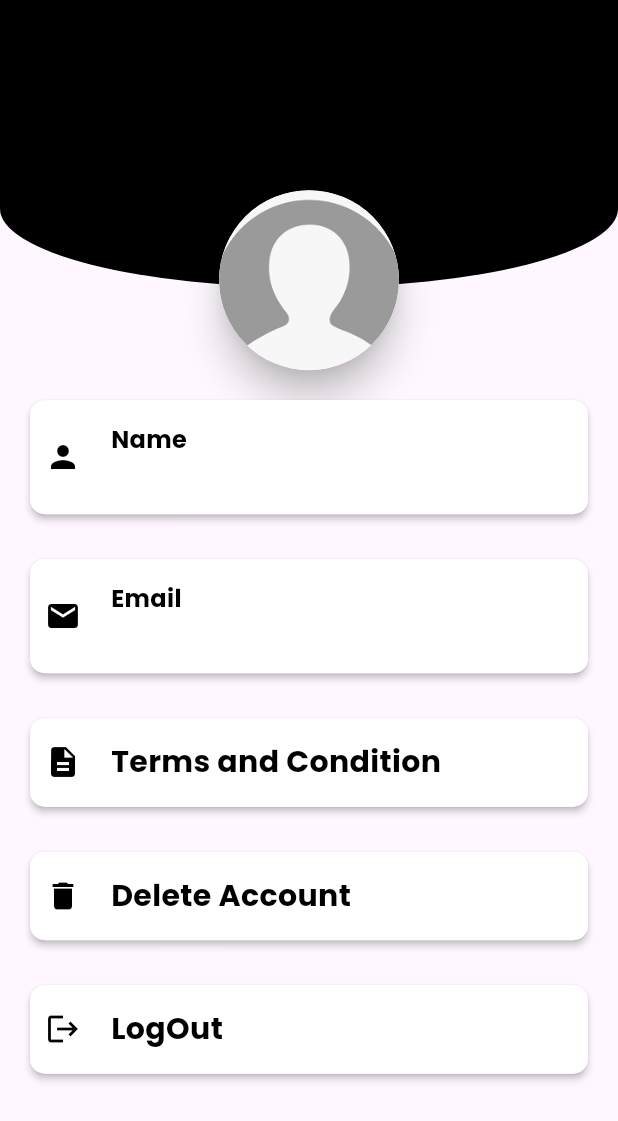
After one commit to prajapati-het/GymPal-A_Home_Fitness_App, a Flutter app: the Profile screen opened directly, on a phone screen of 412 x 824 dp. The commit adds this screen. Shown: the top 1121 px of the screen. Run offline on Flutter 3.47's test engine with Material 3 defaults, Android fonts, the phone set to English and light mode, and no system bars; our stand-ins replace carousel_slider, cloud_firestore, firebase_auth, firebase_core, firebase_storage, flutter_calendar_carousel and 5 more; accounts and stored records are empty.

Commit message:
Added Authentication and Authorization. Added Camera and Gallery Access

```diff
--- /dev/null
+++ b/lib/profile/profile_view.dart
@@ -0,0 +1,457 @@
+import 'dart:io';
+import 'package:firebase_storage/firebase_storage.dart';
+import 'package:flutter/material.dart';
+import 'package:gympal/view/login/signup.dart';
+import 'package:image_picker/image_picker.dart';
+import 'package:permission_handler/permission_handler.dart';
+import 'package:random_string/random_string.dart';
+import '../services/auth.dart';
+import '../services/shared_pref.dart';
+import '../view/login/login_view.dart';
+
+
+class Profile extends StatefulWidget {
+  const Profile({super.key});
+
+  @override
+  State<Profile> createState() => _ProfileState();
+}
+
+class _ProfileState extends State<Profile> {
+  String? profile, name, email;
+  final ImagePicker _picker = ImagePicker();
+  File? selectedImage;
+
+  Future<void> getImage(ImageSource source) async {
+    var image = await _picker.pickImage(source: source);
+
+    if (image != null) {
+      selectedImage = File(image.path);
+      setState(() {
+        uploadItem();
+      });
+    }
+  }
+
+  Future<void> showImageSourceSelector(BuildContext context) async {
+    showModalBottomSheet(
+      context: context,
+      builder: (BuildContext context) {
+        return SafeArea(
+          child: Wrap(
+            children: [
+              ListTile(
+                leading: const Icon(Icons.camera),
+                title: const Text('Camera'),
+                onTap: () async {
+                  await getImage(ImageSource.camera);
+                  Navigator.pop(context);
+                },
+              ),
+              ListTile(
+                leading: const Icon(Icons.photo_library),
+                title: const Text('Gallery'),
+                onTap: () async {
+                  await getImage(ImageSource.gallery);
+                  Navigator.pop(context);
+                },
+              ),
+            ],
+          ),
+        );
+      },
+    );
+  }
+
+  uploadItem() async {
+    if (selectedImage != null) {
+      String addId = randomAlphaNumeric(10);
+
+      Reference firebaseStorageRef =
+      FirebaseStorage.instance.ref().child("blogImages").child(addId);
+      final UploadTask task = firebaseStorageRef.putFile(selectedImage!);
+
+      var downloadUrl = await (await task).ref.getDownloadURL();
+      await SharedPreferenceHelper().saveUserProfile(downloadUrl);
+      setState(() {
+
+      });
+    }
+  }
+
+  Future<void> requestPermissions() async {
+    await [
+      Permission.camera,
+      Permission.storage,
+      Permission.manageExternalStorage,
+    ].request();
+  }
+
+  getthesharedpref() async {
+    profile = await SharedPreferenceHelper().getUserProfile();
+    name = await SharedPreferenceHelper().getUserName();
+    email = await SharedPreferenceHelper().getUserEmail();
+    setState(() {});
+  }
+
+  onthisload() async {
+    await getthesharedpref();
+    setState(() {});
+  }
+
+  @override
+  void initState() {
+    requestPermissions();
+    onthisload();
+    super.initState();
+  }
+
+  @override
+  Widget build(BuildContext context) {
+    return Scaffold(
+      body: name==null? CircularProgressIndicator(): Container(
+        child: SingleChildScrollView(
+          scrollDirection: Axis.vertical,
+          child: Column(
+            children: [
+              Stack(
+                children: [
+                  Container(
+                    padding: EdgeInsets.only(top: 45.0, left: 20.0, right: 20.0),
+                    height: MediaQuery.of(context).size.height / 4.3,
+                    width: MediaQuery.of(context).size.width,
+                    decoration: BoxDecoration(
+                        color: Colors.black,
+                        borderRadius: BorderRadius.vertical(
+                            bottom: Radius.elliptical(
+                                MediaQuery.of(context).size.width, 105.0))),
+                  ),
+                  Center(
+                    child: Container(
+                      margin: EdgeInsets.only(
+                          top: MediaQuery.of(context).size.height / 6.5),
+                      child: Material(
+                        elevation: 10.0,
+                        borderRadius: BorderRadius.circular(60),
+                        child: ClipRRect(
+                          borderRadius: BorderRadius.circular(60),
+                          child: GestureDetector(
+                            onTap: () {
+                              showImageSourceSelector(context);
+                            },
+                            child: selectedImage == null
+                                ? (profile == null
+                                ? ClipOval(
+                              child: Image.asset(
+                                "assets/img/default_user.png",
+                                height: 120,
+                                width: 120,
+                                fit: BoxFit.cover,
+                              ),
+                            )
+                                : ClipOval(
+                              child: Image.network(
+                                profile!,
+                                height: 120,
+                                width: 120,
+                                fit: BoxFit.cover,
+                              ),
+                            ))
+                                : ClipOval(
+                              child: Image.file(
+                                selectedImage!,
+                                height: 120,
+                                width: 120,
+                                fit: BoxFit.cover,
+                              ),
+                            ),
+                          ),
+                        ),
+                      ),
+                    ),
+                  ),
+                  Padding(
+                    padding: EdgeInsets.only(top: 70.0),
+                    child: Row(
+                      mainAxisAlignment: MainAxisAlignment.center,
+                      children: [
+                        Text(
+                          name!,
+                          style: TextStyle(
+                              color: Colors.white,
+                              fontSize: 23.0,
+                              fontWeight: FontWeight.bold,
+                              fontFamily: 'Poppins'),
+                        ),
+                      ],
+                    ),
+                  ),
+                ],
+              ),
+              SizedBox(
+                height: 20.0,
+              ),
+              Container(
+                margin: EdgeInsets.symmetric(horizontal: 20.0),
+                child: Material(
+                  borderRadius: BorderRadius.circular(10),
+                  elevation: 2.0,
+                  child: Container(
+                    padding: EdgeInsets.symmetric(
+                      vertical: 15.0,
+                      horizontal: 10.0,
+                    ),
+                    decoration: BoxDecoration(
+                        color: Colors.white,
+                        borderRadius: BorderRadius.circular(10)),
+                    child: Row(
+                      children: [
+                        Icon(
+                          Icons.person,
+                          color: Colors.black,
+                        ),
+                        SizedBox(
+                          width: 20.0,
+                        ),
+                        Column(
+                          crossAxisAlignment: CrossAxisAlignment.start,
+                          children: [
+                            Text(
+                              "Name",
+                              style: TextStyle(
+                                  color: Colors.black,
+                                  fontSize: 16.0,
+                                  fontWeight: FontWeight.w600),
+                            ),
+                            Text(
+                              name!,
+                              style: TextStyle(
+                                  color: Colors.black,
+                                  fontSize: 16.0,
+                                  fontWeight: FontWeight.w600),
+                            )
+                          ],
+                        )
+                      ],
+                    ),
+                  ),
+                ),
+              ),
+              SizedBox(
+                height: 30.0,
+              ),
+              Container(
+                margin: EdgeInsets.symmetric(horizontal: 20.0),
+                child: Material(
+                  borderRadius: BorderRadius.circular(10),
+                  elevation: 2.0,
+                  child: Container(
+                    padding: EdgeInsets.symmetric(
+                      vertical: 15.0,
+                      horizontal: 10.0,
+                    ),
+                    decoration: BoxDecoration(
+                        color: Colors.white,
+                        borderRadius: BorderRadius.circular(10)),
+                    child: Row(
+                      children: [
+                        Icon(
+                          Icons.email,
+                          color: Colors.black,
+                        ),
+                        SizedBox(
+                          width: 20.0,
+                        ),
+                        Column(
+                          crossAxisAlignment: CrossAxisAlignment.start,
+                          children: [
+                            Text(
+                              "Email",
+                              style: TextStyle(
+                                  color: Colors.black,
+                                  fontSize: 16.0,
+                                  fontWeight: FontWeight.w600),
+                            ),
+                            Text(
+                              email!,
+                              style: TextStyle(
+                                  color: Colors.black,
+                                  fontSize: 16.0,
+                                  fontWeight: FontWeight.w600),
+                            )
+                          ],
+                        )
+                      ],
+                    ),
+                  ),
+                ),
+              ),
+              SizedBox(
+                height: 30.0,
+              ),
+              Container(
+                margin: EdgeInsets.symmetric(horizontal: 20.0),
+                child: Material(
+                  borderRadius: BorderRadius.circular(10),
+                  elevation: 2.0,
+                  child: Container(
+                    padding: EdgeInsets.symmetric(
+                      vertical: 15.0,
+                      horizontal: 10.0,
+                    ),
+                    decoration: BoxDecoration(
+                        color: Colors.white,
+                        borderRadius: BorderRadius.circular(10)),
+                    child: Row(
+                      children: [
+                        Icon(
+                          Icons.description,
+                          color: Colors.black,
+                        ),
+                        SizedBox(
+                          width: 20.0,
+                        ),
+                        Column(
+                          crossAxisAlignment: CrossAxisAlignment.start,
+                          children: [
+                            Text(
+                              "Terms and Condition",
+                              style: TextStyle(
+                                  color: Colors.black,
+                                  fontSize: 20.0,
+                                  fontWeight: FontWeight.w600),
+                            )
+                          ],
+                        )
+                      ],
+                    ),
+                  ),
+                ),
+              ),
+              SizedBox(
+                height: 30.0,
+              ),
+              GestureDetector(
+                onTap: () async {
+                  try {
+                    await AuthMethods().deleteUser();
+                    // Navigate to Signup page after account deletion
+                    Navigator.pushAndRemoveUntil(
+                        context,
+                        MaterialPageRoute(
+                            builder: (context) => const SignUp()), //Step1View()),
+                            (route) => false);
+                  } catch (e) {
+                    // Handle error (e.g., show a Snackbar or Dialog)
+                    ScaffoldMessenger.of(context).showSnackBar(
+                      SnackBar(content: Text('Failed to delete account: $e')),
+                    );
+                  }
+                },
+                child: Container(
+                  margin: EdgeInsets.symmetric(horizontal: 20.0),
+                  child: Material(
+                    borderRadius: BorderRadius.circular(10),
+                    elevation: 2.0,
+                    child: Container(
+                      padding: EdgeInsets.symmetric(
+                        vertical: 15.0,
+                        horizontal: 10.0,
+                      ),
+                      decoration: BoxDecoration(
+                          color: Colors.white,
+                          borderRadius: BorderRadius.circular(10)),
+                      child: Row(
+                        children: [
+                          Icon(
+                            Icons.delete,
+                            color: Colors.black,
+                          ),
+                          SizedBox(
+                            width: 20.0,
+                          ),
+                          Column(
+                            crossAxisAlignment: CrossAxisAlignment.start,
+                            children: [
+                              Text(
+                                "Delete Account",
+                                style: TextStyle(
+                                    color: Colors.black,
+                                    fontSize: 20.0,
+                                    fontWeight: FontWeight.w600),
+                              )
+                            ],
+                          )
+                        ],
+                      ),
+                    ),
+                  ),
+                ),
+              ),
+              SizedBox(
+                height: 30.0,
+              ),
+              GestureDetector(
+                onTap: () async {
+                  try {
+                    await AuthMethods().signOut();
+                    // Navigate to Login page after logout
+                    Navigator.pushAndRemoveUntil(
+                        context,
+                        MaterialPageRoute(
+                            builder: (context) => const LogIn()), //Step1View()),
+                            (route) => false);
+                  } catch (e) {
+                    // Handle error (e.g., show a Snackbar or Dialog)
+                    ScaffoldMessenger.of(context).showSnackBar(
+                      SnackBar(content: Text('Failed to log out: $e')),
+                    );
+                  }
+                },
+                child: Container(
+                  margin: EdgeInsets.symmetric(horizontal: 20.0),
+                  child: Material(
+                    borderRadius: BorderRadius.circular(10),
+                    elevation: 2.0,
+                    child: Container(
+                      padding: EdgeInsets.symmetric(
+                        vertical: 15.0,
+                        horizontal: 10.0,
+                      ),
+                      decoration: BoxDecoration(
+                          color: Colors.white,
+                          borderRadius: BorderRadius.circular(10)),
+                      child: Row(
+                        children: [
+                          Icon(
+                            Icons.logout,
+                            color: Colors.black,
+                          ),
+                          SizedBox(
+                            width: 20.0,
+                          ),
+                          Column(
+                            crossAxisAlignment: CrossAxisAlignment.start,
+                            children: [
+                              Text(
+                                "LogOut",
+                                style: TextStyle(
+                                    color: Colors.black,
+                                    fontSize: 20.0,
+                                    fontWeight: FontWeight.w600),
+                              )
+                            ],
+                          )
+                        ],
+                      ),
+                    ),
+                  ),
+                ),
+              )
+            ],
+          ),
+        ),
+      ),
+    );
+  }
+}
--- a/lib/view/login/signup.dart
+++ b/lib/view/login/signup.dart
@@ -1,5 +1,6 @@
 import 'package:firebase_auth/firebase_auth.dart';
 import 'package:flutter/material.dart';
+import 'package:gympal/view/login/step1_view.dart';
 import 'package:gympal/view/menu/menu_view.dart';
 import 'package:random_string/random_string.dart';
 import '../../services/database.dart';
@@ -52,7 +53,7 @@ class _SignUpState extends State<SignUp> {
 
         if (mounted) {
           Navigator.pushReplacement(
-              context, MaterialPageRoute(builder: (context) => MenuView()));
+              context, MaterialPageRoute(builder: (context) => Step1View()));
         }
       } on FirebaseAuthException catch (e) {
         if (e.code == 'weak-password') {
```
Also changed, not shown: lib/services/auth.dart (+10 -10 lines), lib/services/database.dart (+5 -12 lines), lib/view/login/login_view.dart (+55 -32 lines), lib/view/menu/menu_view.dart (+10 -1 lines), assets/img/default_user.png (added), 1 other file.
